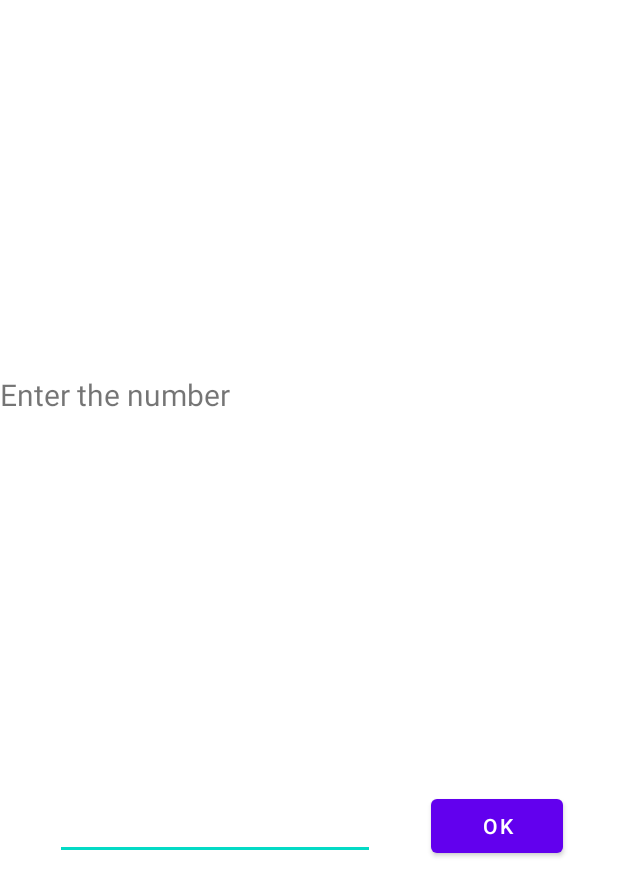
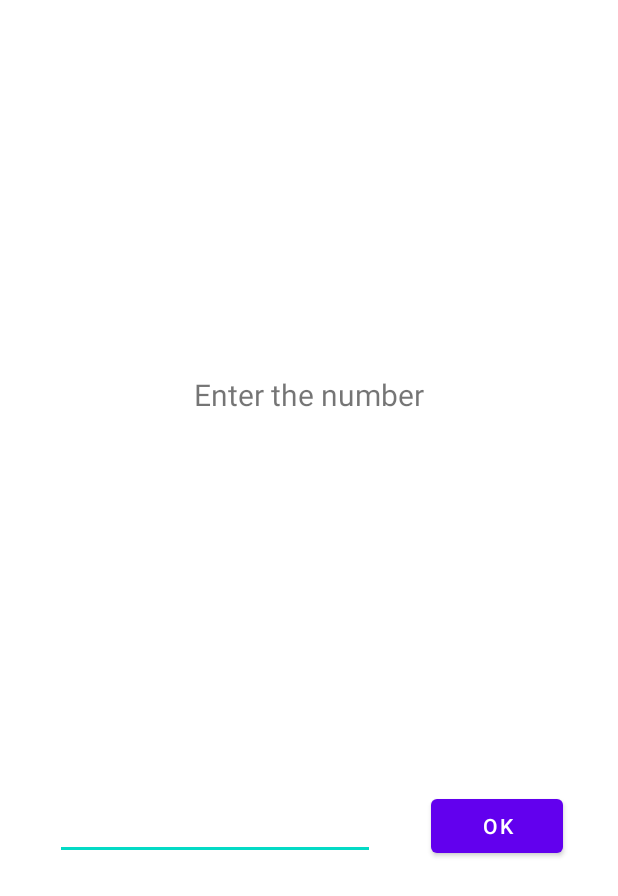
Before and after one commit to dmitryweiner/brain-train, an Android app: the layout fragment_remember_number_2.xml on its own in the app's theme, with its tools: preview values and no code run, on a phone screen of 412 x 824 dp. Shown: the top 896 px of the screen. Run offline under Robolectric (Android 15) with nearby library versions, the phone set to English and light mode, and no system bars.

Commit message:
Fix layout

```diff
--- a/app/src/main/res/layout/fragment_remember_number_2.xml
+++ b/app/src/main/res/layout/fragment_remember_number_2.xml
@@ -15,8 +15,10 @@
         android:text="@string/remember_number_enter_the_number"
         android:textSize="20sp"
         app:layout_constraintBottom_toTopOf="@+id/constraintLayout"
-        app:layout_constraintTop_toTopOf="parent"
-        tools:layout_editor_absoluteX="129dp" />
+        app:layout_constraintEnd_toEndOf="parent"
+        app:layout_constraintHorizontal_bias="0.5"
+        app:layout_constraintStart_toStartOf="parent"
+        app:layout_constraintTop_toTopOf="parent" />
 
     <androidx.constraintlayout.widget.ConstraintLayout
         android:id="@+id/constraintLayout"
```
